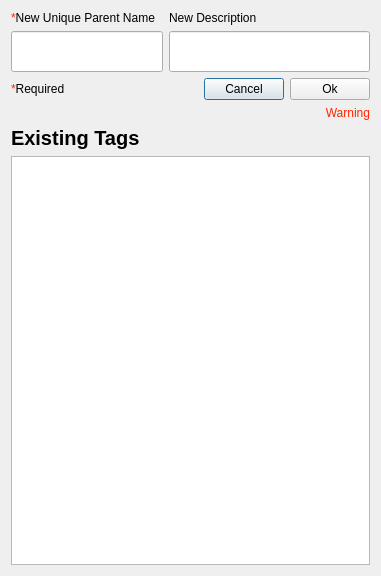
The window that ui/AddTreeTags.ui (kathrynmetcalf/GeoCORK) describes before a commit, drawn with Qt 5.
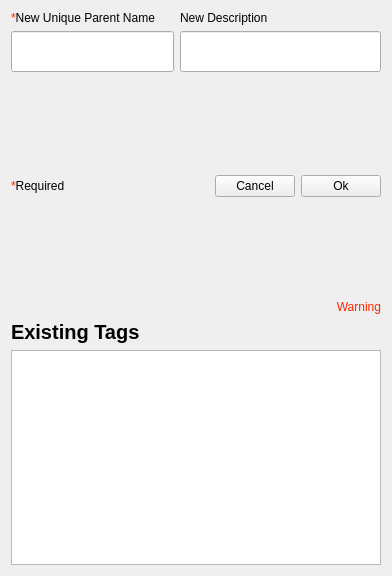
The same window after the commit.

Commit message: Implemented save and restore expanded state for tree views. Tied to settings for a particular class, but restored across instances. Minor fixes to uis

Diff of the .ui file:
```diff
--- a/ui/AddTreeTags.ui
+++ b/ui/AddTreeTags.ui
@@ -6,7 +6,7 @@
    <rect>
     <x>0</x>
     <y>0</y>
-    <width>381</width>
+    <width>392</width>
     <height>576</height>
    </rect>
   </property>
@@ -79,9 +79,6 @@
        </item>
        <item>
         <spacer name="horizontalSpacer">
-         <property name="orientation">
-          <enum>Qt::Orientation::Horizontal</enum>
-         </property>
          <property name="sizeHint" stdset="0">
           <size>
            <width>40</width>
@@ -99,7 +96,7 @@
           </sizepolicy>
          </property>
          <property name="focusPolicy">
-          <enum>Qt::FocusPolicy::StrongFocus</enum>
+          <enum>Qt::NoFocus</enum>
          </property>
          <property name="text">
           <string>Cancel</string>
@@ -115,7 +112,7 @@
           </sizepolicy>
          </property>
          <property name="focusPolicy">
-          <enum>Qt::FocusPolicy::StrongFocus</enum>
+          <enum>Qt::NoFocus</enum>
          </property>
          <property name="text">
           <string>Ok</string>
```
The commit also changes 5 other files.
